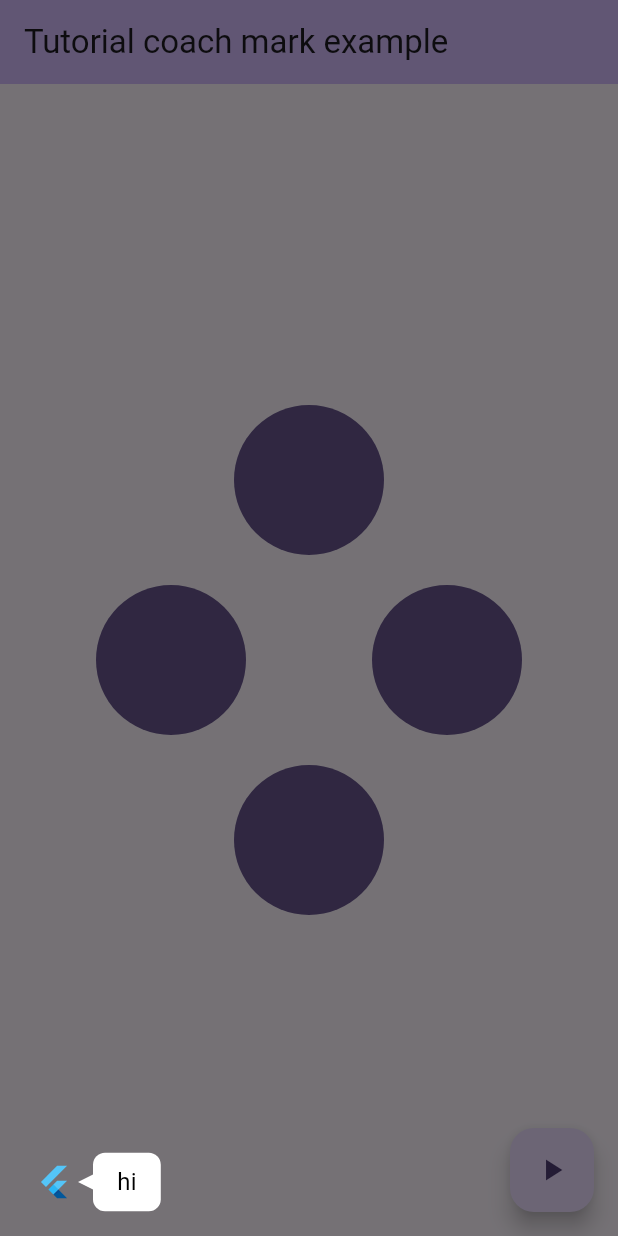
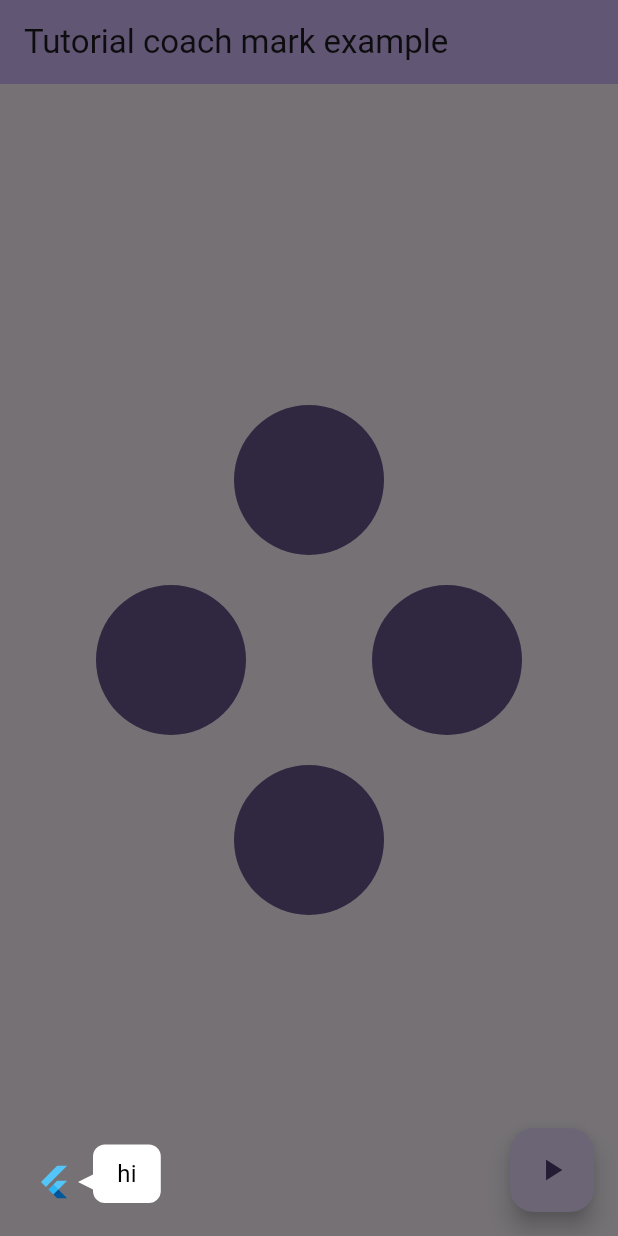
Before and after one commit to hongmono/flutter_tutorial, a Flutter app: the screen it shows after launch, after a tap on the "play arrow" icon, on a phone screen of 412 x 824 dp. Run offline on Flutter 3.47's test engine with Material 3 defaults, Android fonts, the phone set to English and light mode, and no system bars.

Commit message:
feat: add horizontal tooltip

```diff
--- a/lib/src/tooltip_widget.dart
+++ b/lib/src/tooltip_widget.dart
@@ -1,6 +1,5 @@
 import 'dart:math';
 
-import 'package:flutter/foundation.dart';
 import 'package:flutter/material.dart';
 import 'package:tutorial/src/triangles/right_triangle.dart';
 
@@ -163,8 +162,8 @@ class _TooltipWidgetState extends State<TooltipWidget> with SingleTickerProvider
     final Offset messageBoxOffset = switch (builder.targetAnchor) {
       Alignment.bottomCenter => Offset(builder.offset.dx, widget.triangleSize.height + (widget.targetPadding)),
       Alignment.topCenter => Offset(builder.offset.dx, -widget.triangleSize.height - (widget.targetPadding)),
-      Alignment.centerLeft => Offset(-(widget.targetPadding) - widget.triangleSize.width, 0),
-      Alignment.centerRight => Offset((widget.targetPadding) + widget.triangleSize.width, 0),
+      Alignment.centerLeft => Offset(-(widget.targetPadding) - widget.triangleSize.width, builder.offset.dy),
+      Alignment.centerRight => Offset((widget.targetPadding) + widget.triangleSize.width, builder.offset.dy),
       _ => Offset.zero,
     };
 
@@ -229,8 +228,8 @@ class _TooltipWidgetState extends State<TooltipWidget> with SingleTickerProvider
     final targetCenterPosition = Offset(targetPosition.dx + targetSize.width / 2, targetPosition.dy + targetSize.height / 2);
     final bool isLeft = targetCenterPosition.dx <= MediaQuery.of(context).size.width / 2;
     final bool isRight = targetCenterPosition.dx > MediaQuery.of(context).size.width / 2;
-    final bool isBottom = targetCenterPosition.dy <= MediaQuery.of(context).size.height / 2;
-    final bool isTop = targetCenterPosition.dy > MediaQuery.of(context).size.height / 2;
+    final bool isBottom = targetCenterPosition.dy > MediaQuery.of(context).size.height / 2;
+    final bool isTop = targetCenterPosition.dy <= MediaQuery.of(context).size.height / 2;
 
     final deviceWidth = MediaQuery.of(context).size.width;
     final remainWidth = switch (widget.axis) {
@@ -267,7 +266,7 @@ class _TooltipWidgetState extends State<TooltipWidget> with SingleTickerProvider
       _ => Alignment.center,
     };
 
-    final Size preferredSize = _textSize(widget.message ?? '', widget.messageStyle, remainWidth - widget.messagePadding.horizontal) +
+    final Size preferredSize = _textSize(widget.message ?? '', widget.messageStyle, remainWidth - widget.padding.horizontal) +
         Offset(
           widget.messagePadding.horizontal,
           widget.messagePadding.vertical,
@@ -277,15 +276,31 @@ class _TooltipWidgetState extends State<TooltipWidget> with SingleTickerProvider
 
     final edgeFromLeft = targetPosition.dx - overflowWidth;
     final edgeFromRight = MediaQuery.of(context).size.width - (targetPosition.dx + targetSize.width + overflowWidth);
-    final edgeFromSide = min(edgeFromLeft, edgeFromRight);
+    final edgeFromHorizontal = min(edgeFromLeft, edgeFromRight);
 
     double dx = 0;
 
-    if (edgeFromSide < widget.padding.horizontal / 2) {
+    if (edgeFromHorizontal < widget.padding.horizontal / 2) {
       if (isLeft) {
-        dx = (widget.padding.horizontal / 2) - edgeFromSide;
+        dx = (widget.padding.horizontal / 2) - edgeFromHorizontal;
       } else {
-        dx = -(widget.padding.horizontal / 2) + edgeFromSide;
+        dx = -(widget.padding.horizontal / 2) + edgeFromHorizontal;
+      }
+    }
+
+    final double overflowHeight = (preferredSize.height - targetSize.height) / 2;
+
+    final edgeFromTop = targetPosition.dy - overflowHeight;
+    final edgeFromBottom = MediaQuery.of(context).size.height - (targetPosition.dy + targetSize.height + overflowHeight);
+    final edgeFromVertical = min(edgeFromTop, edgeFromBottom);
+
+    double dy = 0;
+
+    if (edgeFromVertical < widget.padding.vertical / 2) {
+      if (isTop) {
+        dy = MediaQuery.of(context).padding.top + (widget.padding.vertical / 2) - edgeFromVertical;
+      } else {
+        dy = MediaQuery.of(context).padding.bottom - (widget.padding.vertical / 2) + edgeFromVertical;
       }
     }
 
@@ -293,12 +308,19 @@ class _TooltipWidgetState extends State<TooltipWidget> with SingleTickerProvider
       targetAnchor: targetAnchor,
       followerAnchor: followerAnchor,
       messageBox: messageBox,
-      offset: Offset(dx, 0),
+      offset: Offset(dx, dy),
     );
   }
 
   Size _textSize(String text, TextStyle style, double maxWidth) {
-    final TextPainter textPainter = TextPainter(text: TextSpan(text: text, style: style), textDirection: TextDirection.ltr)..layout(minWidth: 0, maxWidth: maxWidth);
+    final TextPainter textPainter = TextPainter(
+      text: TextSpan(text: text, style: style),
+      textDirection: TextDirection.ltr,
+    )..layout(
+        minWidth: 0,
+        maxWidth: maxWidth,
+      );
+
     return textPainter.size;
   }
 }
```
